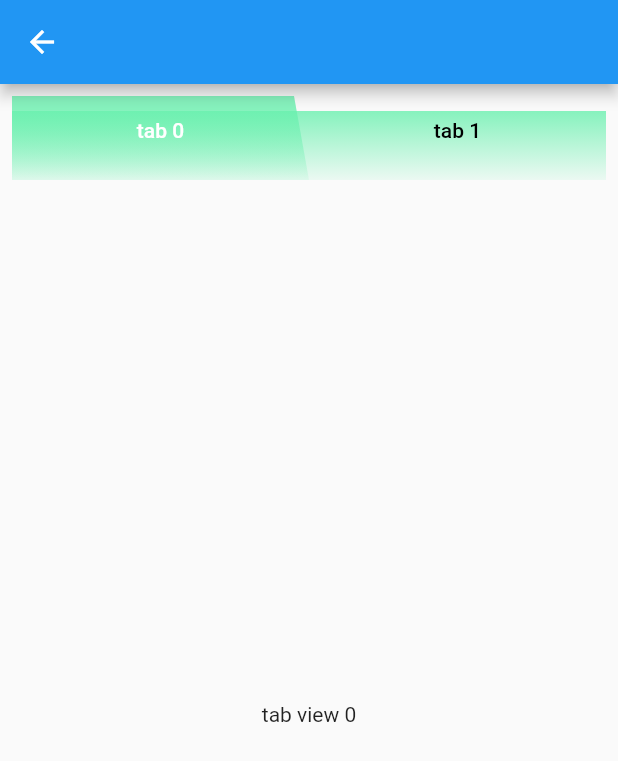
After one commit to sm9i/flutter_example, a Flutter app: the screen it shows after launch, after a tap on "tab bar test page", on a phone screen of 412 x 824 dp. The commit adds this screen. Shown: the top 761 px of the screen. Run offline on Flutter 3.47's test engine with Material 2 defaults, Android fonts, the phone set to English and light mode, and no system bars.

Commit message:
custom indicator

```diff
--- a/lib/main.dart
+++ b/lib/main.dart
@@ -8,6 +8,7 @@ import 'package:flutter_example/list/cache_list.dart';
 import 'package:flutter_example/push/push_page.dart';
 import 'package:flutter_example/widgets/actions_page.dart';
 import 'package:flutter_example/widgets/hero_test.dart';
+import 'package:flutter_example/widgets/indicator_test.dart';
 import 'package:flutter_example/widgets/swiper_wrap.dart';
 import 'package:flutter_example/widgets/transform_widget.dart';
 
@@ -44,8 +45,10 @@ class MyHomePage extends StatefulWidget {
 }
 
 class _MyHomePageState extends State<MyHomePage> {
+
   @override
   Widget build(BuildContext context) {
+
     return Scaffold(
       appBar: AppBar(
         title: Icon(
@@ -111,6 +114,10 @@ class _MyHomePageState extends State<MyHomePage> {
                 title: Text('hero test page'),
                 onTap: () => goPage(RadialExpansionDemo()),
               ),
+              ListTile(
+                title: Text('tab bar test page'),
+                onTap: () => goPage(TabBarPage()),
+              ),
             ],
           ),
         ),
--- /dev/null
+++ b/lib/widgets/indicator_test.dart
@@ -0,0 +1,227 @@
+import 'package:flutter/cupertino.dart';
+import 'package:flutter/material.dart';
+import 'dart:ui' as ui;
+
+class TabBarPage extends StatefulWidget {
+  const TabBarPage({Key? key}) : super(key: key);
+
+  @override
+  _TabBarPageState createState() => _TabBarPageState();
+}
+
+class _TabBarPageState extends State<TabBarPage>
+    with SingleTickerProviderStateMixin {
+  late TabController controller;
+
+  @override
+  void initState() {
+    super.initState();
+    controller = TabController(length: 2, vsync: this);
+  }
+
+  @override
+  void dispose() {
+    controller.dispose();
+    super.dispose();
+  }
+
+  @override
+  Widget build(BuildContext context) {
+    return Scaffold(
+      appBar: AppBar(),
+      body: Column(
+        children: [
+          Padding(
+            padding: const EdgeInsets.all(8.0),
+            child: TabBar(
+              controller: controller,
+              labelColor: Colors.white,
+              unselectedLabelColor: Colors.black,
+              labelPadding: EdgeInsets.symmetric(vertical: 15),
+              indicatorWeight: 10,
+              indicator: CustomIndicator(controller.length),
+              indicatorPadding: EdgeInsets.zero,
+              tabs: List.generate(
+                  controller.length, (index) => Text('tab $index')).toList(),
+            ),
+          ),
+          Expanded(
+            child: TabBarView(
+              controller: controller,
+              children: List.generate(controller.length,
+                  (index) => Center(child: Text('tab view $index'))).toList(),
+            ),
+          )
+        ],
+      ),
+    );
+  }
+}
+
+class RoundedUnderlineTabIndicator extends Decoration {
+  const RoundedUnderlineTabIndicator({
+    this.borderSide = const BorderSide(width: 2.0, color: Colors.white),
+    this.insets = EdgeInsets.zero,
+    this.radius,
+    this.width,
+  })  : assert(borderSide != null),
+        assert(insets != null);
+
+  final BorderSide borderSide;
+  final EdgeInsetsGeometry? insets;
+  final double? radius;
+  final double? width;
+
+  @override
+  Decoration? lerpFrom(Decoration? a, double t) {
+    if (a is RoundedUnderlineTabIndicator) {
+      return RoundedUnderlineTabIndicator(
+        borderSide: BorderSide.lerp(a.borderSide, borderSide, t),
+        insets: EdgeInsetsGeometry.lerp(a.insets, insets, t),
+        radius: radius ?? borderSide.width * 5,
+        width: width,
+      );
+    }
+    return super.lerpFrom(a, t);
+  }
+
+  @override
+  Decoration? lerpTo(Decoration? b, double t) {
+    if (b is RoundedUnderlineTabIndicator) {
+      return RoundedUnderlineTabIndicator(
+        borderSide: BorderSide.lerp(borderSide, b.borderSide, t),
+        insets: EdgeInsetsGeometry.lerp(insets, b.insets, t),
+        radius: radius ?? borderSide.width * 5,
+        width: width,
+      );
+    }
+    return super.lerpTo(b, t);
+  }
+
+  @override
+  _RoundedUnderlinePainter createBoxPainter([VoidCallback? onChanged]) {
+    return _RoundedUnderlinePainter(
+      this,
+      onChanged,
+      radius: radius ?? borderSide.width * 5,
+      width: width,
+    );
+  }
+}
+
+class _RoundedUnderlinePainter extends BoxPainter {
+  const _RoundedUnderlinePainter(
+    this.decoration,
+    VoidCallback? onChanged, {
+    @required this.radius,
+    this.width,
+  })  : assert(decoration != null),
+        super(onChanged);
+
+  final double? radius;
+  final double? width;
+
+  final RoundedUnderlineTabIndicator decoration;
+
+  BorderSide get borderSide => decoration.borderSide;
+
+  EdgeInsetsGeometry? get insets => decoration.insets;
+
+  RRect _indicatorRectFor(Rect? rect, TextDirection? textDirection) {
+    assert(rect != null);
+    assert(textDirection != null);
+    final Rect? indicator = insets?.resolve(textDirection).deflateRect(rect!);
+    return RRect.fromRectAndRadius(
+      width == null
+          ? Rect.fromLTWH(
+              indicator!.left,
+              indicator.bottom - borderSide.width,
+              indicator.width,
+              borderSide.width,
+            )
+          : Rect.fromCenter(
+              center: Offset(
+                indicator!.left + indicator.width / 2,
+                indicator.bottom - borderSide.width,
+              ),
+              width: width!,
+              height: borderSide.width,
+            ),
+      Radius.circular(radius ?? 0),
+    );
+  }
+
+  @override
+  void paint(Canvas canvas, Offset offset, ImageConfiguration? configuration) {
+    assert(configuration != null);
+    assert(configuration?.size != null);
+    final Rect rect = offset & configuration!.size!;
+    final TextDirection? textDirection = configuration.textDirection;
+    final RRect indicator =
+        _indicatorRectFor(rect, textDirection).deflate(borderSide.width);
+    final Paint paint = borderSide.toPaint()..strokeCap = StrokeCap.round;
+    canvas.drawRRect(indicator, paint);
+  }
+}
+
+class CustomIndicator extends Decoration {
+  CustomIndicator(this.length);
+
+  final int length;
+
+  @override
+  BoxPainter createBoxPainter([VoidCallback? onChanged]) {
+    return _CustomBoxPainter(length);
+  }
+}
+
+class _CustomBoxPainter extends BoxPainter {
+  _CustomBoxPainter(this.length);
+
+  double trapezoidWidth = 10;
+  final int length;
+
+  @override
+  void paint(Canvas canvas, Offset offset, ImageConfiguration configuration) {
+    final size = configuration.size!;
+    final rect = offset & size;
+
+    final backRect = Rect.fromLTRB(0, 10, size.width * length, size.height);
+    final linearShader =
+        ui.Gradient.linear(backRect.topCenter, backRect.bottomCenter, [
+      Colors.greenAccent.withOpacity(0.8),
+      Colors.greenAccent.withOpacity(0.1),
+    ]);
+    canvas.drawRect(
+        backRect,
+        Paint()
+          ..color
+          ..shader = linearShader);
+
+    Path path = Path();
+    double leftWidth = 0;
+    double rightWidth = 0;
+    final progress = (offset.dx / size.width).round();
+    if (progress == 0) {
+      rightWidth = trapezoidWidth;
+    } else if (progress == length - 1) {
+      rightWidth = 0;
+      leftWidth = trapezoidWidth;
+    } else {
+      leftWidth = trapezoidWidth;
+      rightWidth = trapezoidWidth;
+    }
+    path
+      ..moveTo(rect.bottomLeft.dx, rect.bottomLeft.dy)
+      ..lineTo(rect.topLeft.dx + leftWidth, rect.topLeft.dy)
+      ..lineTo(rect.topRight.dx - rightWidth, rect.topRight.dy)
+      ..lineTo(rect.bottomRight.dx, rect.bottomRight.dy);
+    path.close();
+
+    canvas.drawPath(
+        path,
+        Paint()
+          ..style = PaintingStyle.fill
+          ..shader = linearShader);
+  }
+}
```
